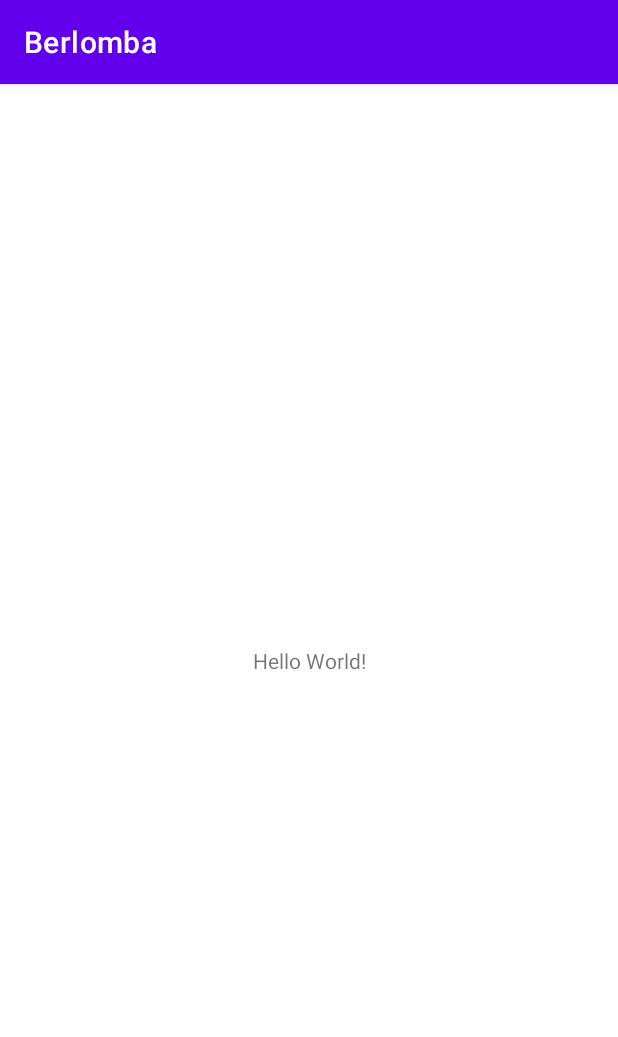
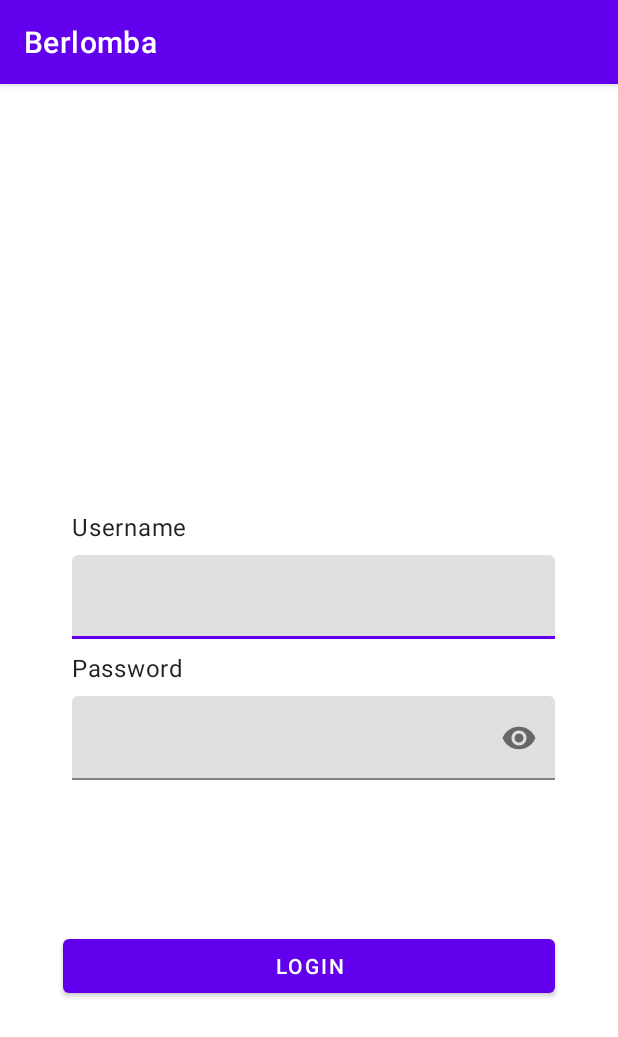
Before and after one commit to MNRosyad/Berlomba, an Android app: the screen it shows after launch (MainActivity), on a phone screen of 412 x 824 dp. Shown: the top 1037 px of the screen. Run offline under Robolectric (Android 15) with nearby library versions, the phone set to English and light mode, and no system bars.

Commit message:
menambahkan UI menu login

```diff
--- a/app/src/main/res/layout/activity_main.xml
+++ b/app/src/main/res/layout/activity_main.xml
@@ -7,12 +7,75 @@
     tools:context=".MainActivity">
 
     <TextView
+        android:id="@+id/tv_username"
+        style="@style/TextAppearance.MaterialComponents.Body1"
         android:layout_width="wrap_content"
         android:layout_height="wrap_content"
-        android:text="Hello World!"
-        app:layout_constraintBottom_toBottomOf="parent"
-        app:layout_constraintLeft_toLeftOf="parent"
-        app:layout_constraintRight_toRightOf="parent"
+        android:layout_marginTop="284dp"
+        android:text="Username"
+        android:layout_marginStart="48dp"
+        app:layout_constraintStart_toStartOf="parent"
         app:layout_constraintTop_toTopOf="parent" />
 
+    <com.google.android.material.textfield.TextInputLayout
+        android:id="@+id/textField_username"
+        android:layout_width="0dp"
+        android:layout_height="wrap_content"
+        app:layout_constraintTop_toBottomOf="@id/tv_username"
+        app:layout_constraintStart_toStartOf="@id/tv_username"
+        app:layout_constraintEnd_toEndOf="parent"
+        android:layout_marginTop="8dp"
+        android:layout_marginEnd="42dp"
+        android:layout_marginBottom="8dp">
+
+        <com.google.android.material.textfield.TextInputEditText
+            android:layout_width="match_parent"
+            android:layout_height="wrap_content"
+            />
+
+    </com.google.android.material.textfield.TextInputLayout>
+
+
+    <TextView
+        android:id="@+id/tv_password"
+        style="@style/TextAppearance.MaterialComponents.Body1"
+        android:layout_width="wrap_content"
+        android:layout_height="wrap_content"
+        android:layout_marginTop="8dp"
+        android:text="Password"
+        app:layout_constraintStart_toStartOf="@id/textField_username"
+        app:layout_constraintTop_toBottomOf="@id/textField_username" />
+
+
+    <com.google.android.material.textfield.TextInputLayout
+        android:id="@+id/textField_password"
+        android:layout_width="0dp"
+        android:layout_height="wrap_content"
+        app:endIconMode="password_toggle"
+        app:layout_constraintTop_toBottomOf="@id/tv_password"
+        app:layout_constraintStart_toStartOf="@id/tv_password"
+        app:layout_constraintEnd_toEndOf="parent"
+        android:layout_marginTop="8dp"
+        android:layout_marginEnd="42dp">
+
+        <com.google.android.material.textfield.TextInputEditText
+            android:layout_width="match_parent"
+            android:layout_height="wrap_content"
+            android:inputType="textPassword"
+            />
+
+    </com.google.android.material.textfield.TextInputLayout>
+
+    <Button
+        android:id="@+id/btn_login"
+        android:layout_width="0dp"
+        android:layout_height="wrap_content"
+        android:layout_marginStart="42dp"
+        android:layout_marginEnd="42dp"
+        app:layout_constraintTop_toTopOf="@id/textField_password"
+        app:layout_constraintBottom_toBottomOf="parent"
+        app:layout_constraintStart_toStartOf="parent"
+        app:layout_constraintEnd_toEndOf="parent"
+        android:text="Login"/>
+
 </androidx.constraintlayout.widget.ConstraintLayout>
```
